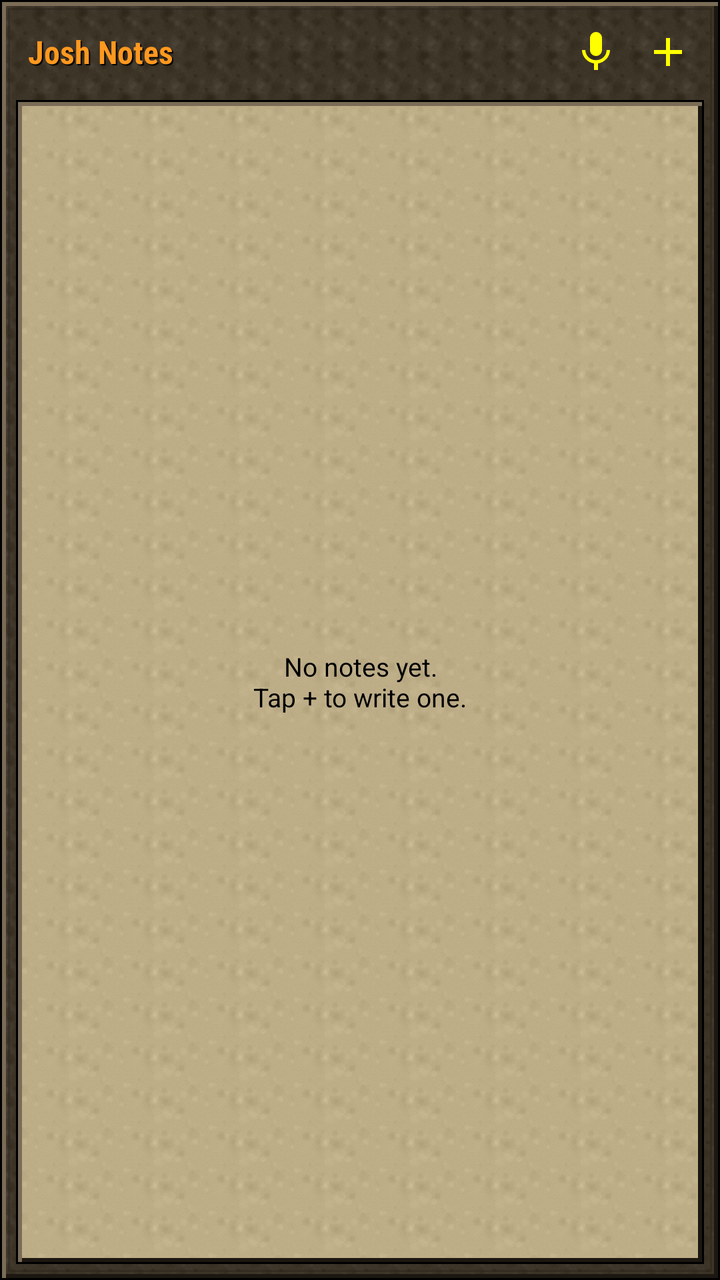
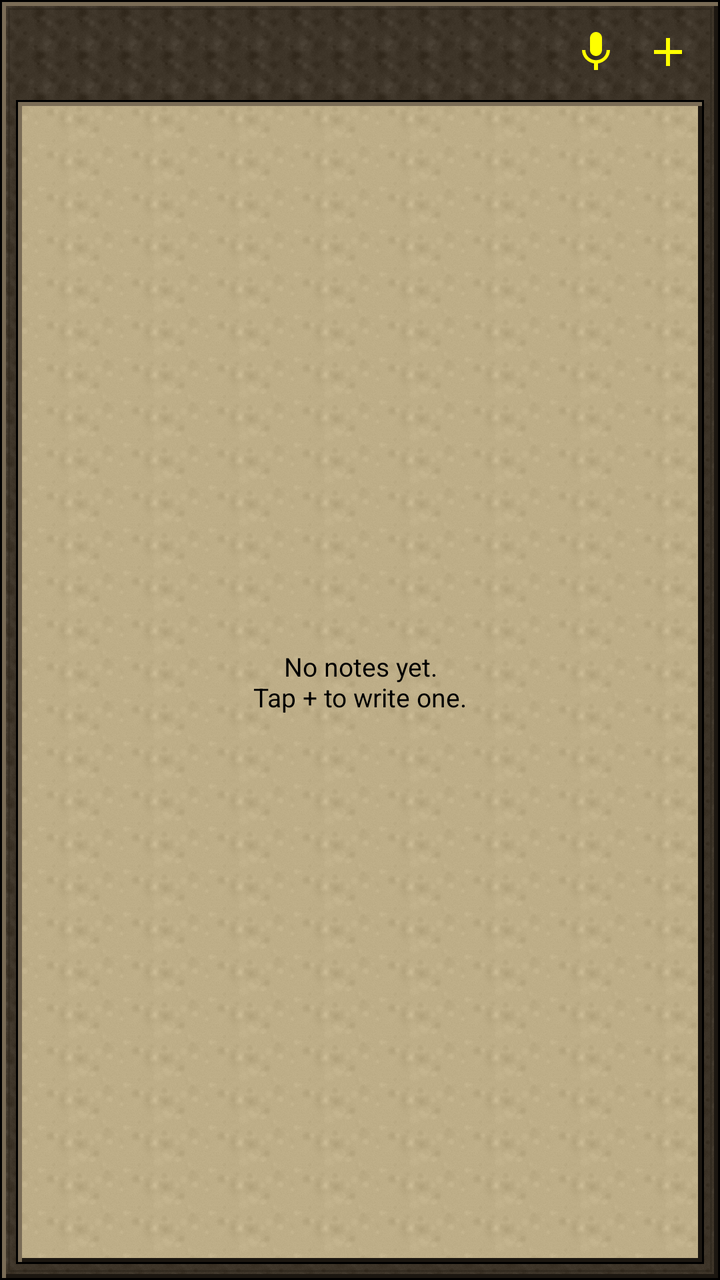

Compare the two renders of this Android layout. The source of the first and the diff that turns it into the second are given below.
<!-- AndroidManifest.xml: application theme Theme.JoshNotes -->
<!-- res/layout/widget_notes_os.xml -->
<?xml version="1.0" encoding="utf-8"?>
<LinearLayout xmlns:android="http://schemas.android.com/apk/res/android"
    android:id="@android:id/background"
    android:layout_width="match_parent"
    android:layout_height="match_parent"
    android:background="@drawable/os_widget_bg"
    android:orientation="vertical"
    android:padding="8dp">

    <LinearLayout
        android:layout_width="match_parent"
        android:layout_height="wrap_content"
        android:gravity="center_vertical"
        android:orientation="horizontal">
        <TextView
            android:id="@+id/widget_title"
            android:layout_width="0dp"
            android:layout_height="wrap_content"
            android:layout_weight="1"
            android:paddingHorizontal="6dp"
            android:text="@string/app_name"
            android:textColor="@color/os_orange"
            android:fontFamily="sans-serif-condensed"
            android:shadowColor="#FF000000"
            android:shadowDx="2"
            android:shadowDy="2"
            android:shadowRadius="0.01"
            android:textSize="16sp"
            android:textStyle="bold" />
        <ImageView
            android:id="@+id/widget_mic"
            android:layout_width="36dp"
            android:layout_height="36dp"
            android:padding="6dp"
            android:contentDescription="@string/dictate"
            android:src="@drawable/ic_mic_widget_os" />
        <ImageView
            android:id="@+id/widget_add"
            android:layout_width="36dp"
            android:layout_height="36dp"
            android:padding="6dp"
            android:contentDescription="@string/new_note"
            android:src="@drawable/ic_add_widget_os" />
    </LinearLayout>

    <FrameLayout
        android:layout_width="match_parent"
        android:layout_height="0dp"
        android:layout_weight="1"
        android:layout_marginTop="6dp"
        android:background="@drawable/os_chatbox"
        android:padding="4dp">
        <ListView
            android:id="@+id/widget_list"
            android:layout_width="match_parent"
            android:layout_height="match_parent"
            android:divider="@null"
            android:dividerHeight="0dp" />
        <TextView
            android:id="@+id/widget_empty"
            android:layout_width="match_parent"
            android:layout_height="match_parent"
            android:gravity="center"
            android:text="@string/empty_notes"
            android:textColor="@color/os_ink"
            android:textSize="13sp" />
    </FrameLayout>
</LinearLayout>
<!-- resources referenced by this layout -->
<resources>
  <color name="os_ink">#000000</color>
  <color name="os_orange">#FF981F</color>
  <!-- drawable ic_add_widget_os (drawable) -->
  <vector xmlns:android="http://schemas.android.com/apk/res/android" android:width="24dp" android:height="24dp" android:viewportWidth="24" android:viewportHeight="24">
      <path android:fillColor="@color/os_yellow" android:pathData="M19,13h-6v6h-2v-6H5v-2h6V5h2v6h6v2z"/>
  </vector>
  <!-- drawable ic_mic_widget_os (drawable) -->
  <vector xmlns:android="http://schemas.android.com/apk/res/android" android:width="24dp" android:height="24dp" android:viewportWidth="24" android:viewportHeight="24">
      <path android:fillColor="@color/os_yellow" android:pathData="M12,14c1.66,0 2.99,-1.34 2.99,-3L15,5c0,-1.66 -1.34,-3 -3,-3S9,3.34 9,5v6c0,1.66 1.34,3 3,3zM17.3,11c0,3 -2.54,5.1 -5.3,5.1S6.7,14 6.7,11H5c0,3.41 2.72,6.23 6,6.72V21h2v-3.28c3.28,-0.48 6,-3.3 6,-6.72h-1.7z"/>
  </vector>
  <!-- drawable os_chatbox (drawable) -->
  <?xml version="1.0" encoding="utf-8"?>
  <layer-list xmlns:android="http://schemas.android.com/apk/res/android">
      <item><shape><solid android:color="#FF000000" /></shape></item>
      <item android:left="1dp" android:top="1dp" android:right="1dp" android:bottom="1dp"><shape><solid android:color="#FF7A6C56" /></shape></item>
      <item android:left="3dp" android:top="3dp" android:right="1dp" android:bottom="1dp"><shape><solid android:color="#FF1C1711" /></shape></item>
      <item android:left="3dp" android:top="3dp" android:right="3dp" android:bottom="3dp"><bitmap android:src="@drawable/os_chat_tile" android:tileMode="repeat" android:filter="false" /></item>
  </layer-list>
  <!-- drawable os_widget_bg (drawable) -->
  <?xml version="1.0" encoding="utf-8"?>
  <layer-list xmlns:android="http://schemas.android.com/apk/res/android">
      <item><shape><solid android:color="#FF000000" /></shape></item>
      <item android:left="1dp" android:top="1dp" android:right="1dp" android:bottom="1dp"><shape><solid android:color="#FF7A6C56" /></shape></item>
      <item android:left="3dp" android:top="3dp" android:right="1dp" android:bottom="1dp"><shape><solid android:color="#FF1C1711" /></shape></item>
      <item android:left="3dp" android:top="3dp" android:right="3dp" android:bottom="3dp"><bitmap android:src="@drawable/os_panel_tile" android:tileMode="repeat" android:filter="false" /></item>
      <item android:left="4dp" android:top="4dp" android:right="4dp" android:bottom="4dp"><shape><solid android:color="#00000000" /><stroke android:width="1dp" android:color="#59241D14" /></shape></item>
  </layer-list>
  <string name="app_name">Josh Notes</string>
  <string name="dictate">Dictate</string>
  <string name="empty_notes">No notes yet.\nTap + to write one.</string>
  <string name="new_note">New note</string>
  <style name="Theme.JoshNotes" parent="Theme.Material3.DayNight.NoActionBar">
          <item name="colorPrimary">@color/seed</item>
          <item name="osContentOverlay">@style/ThemeOverlay.JoshNotes.None</item>
      </style>
  <color name="os_yellow">#FFFF00</color>
  <!-- drawable os_chat_tile: png bitmap (drawable-nodpi, 5595 bytes) -->
  <!-- drawable os_panel_tile: png bitmap (drawable-nodpi, 3063 bytes) -->
  <color name="seed">#3F6AD8</color>
  <style name="ThemeOverlay.JoshNotes.None" parent="" />
</resources>

<!-- the commit's change to res/layout/widget_notes_os.xml (unified diff, before → after) -->
@@ -12,21 +12,14 @@
         android:layout_height="wrap_content"
         android:gravity="center_vertical"
         android:orientation="horizontal">
-        <TextView
+        <ImageView
             android:id="@+id/widget_title"
             android:layout_width="0dp"
             android:layout_height="wrap_content"
             android:layout_weight="1"
+            android:contentDescription="@string/app_name"
             android:paddingHorizontal="6dp"
-            android:text="@string/app_name"
-            android:textColor="@color/os_orange"
-            android:fontFamily="sans-serif-condensed"
-            android:shadowColor="#FF000000"
-            android:shadowDx="2"
-            android:shadowDy="2"
-            android:shadowRadius="0.01"
-            android:textSize="16sp"
-            android:textStyle="bold" />
+            android:scaleType="fitStart" />
         <ImageView
             android:id="@+id/widget_mic"
             android:layout_width="36dp"
<!-- resource entries referenced after the edit -->
@@ -1,7 +1,6 @@
 <!-- resources referenced by this layout -->
 <resources>
   <color name="os_ink">#000000</color>
-  <color name="os_orange">#FF981F</color>
   <!-- drawable ic_add_widget_os (drawable) -->
   <vector xmlns:android="http://schemas.android.com/apk/res/android" android:width="24dp" android:height="24dp" android:viewportWidth="24" android:viewportHeight="24">
       <path android:fillColor="@color/os_yellow" android:pathData="M19,13h-6v6h-2v-6H5v-2h6V5h2v6h6v2z"/>
